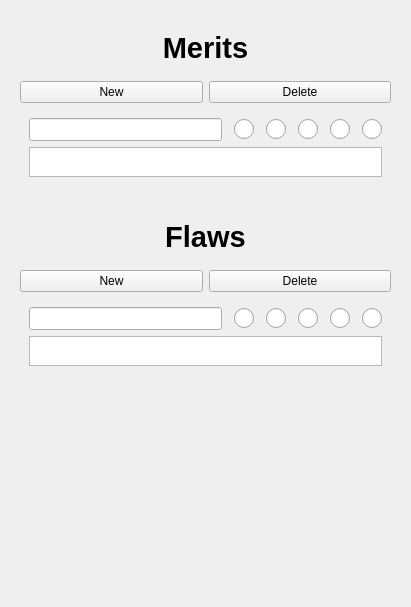
First picture: the form in advantagesanddisadvantages.ui, repository Pkow1999/Vampire-The-Masquerade-v5-Character-Sheet-for-Android, before the edit.
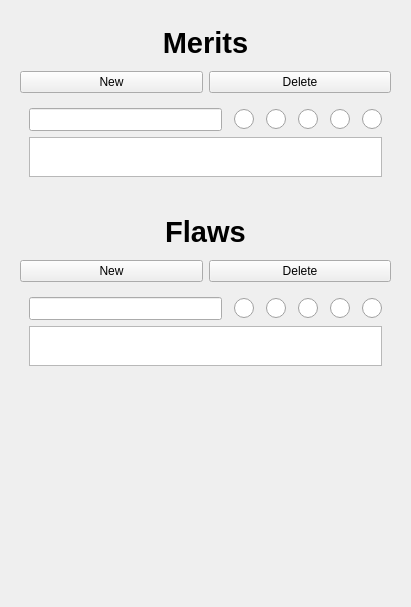
Second picture: the form after the edit. Icons and pictures are not drawn.

Patch:
```diff
--- a/advantagesanddisadvantages.ui
+++ b/advantagesanddisadvantages.ui
@@ -282,7 +282,7 @@
            <property name="maximumSize">
             <size>
              <width>16777215</width>
-             <height>30</height>
+             <height>40</height>
             </size>
            </property>
           </widget>
@@ -555,7 +555,7 @@
            <property name="maximumSize">
             <size>
              <width>16777215</width>
-             <height>30</height>
+             <height>40</height>
             </size>
            </property>
           </widget>
```
Left out of the diff: 4 changed lines with no effect on the pictures.
